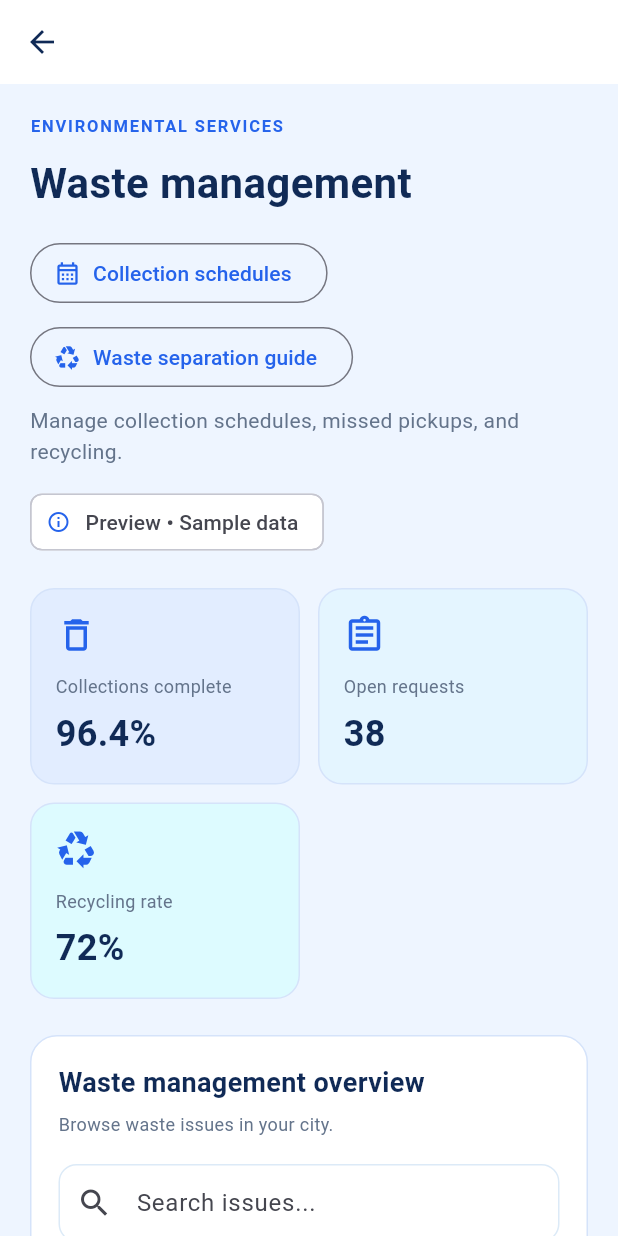
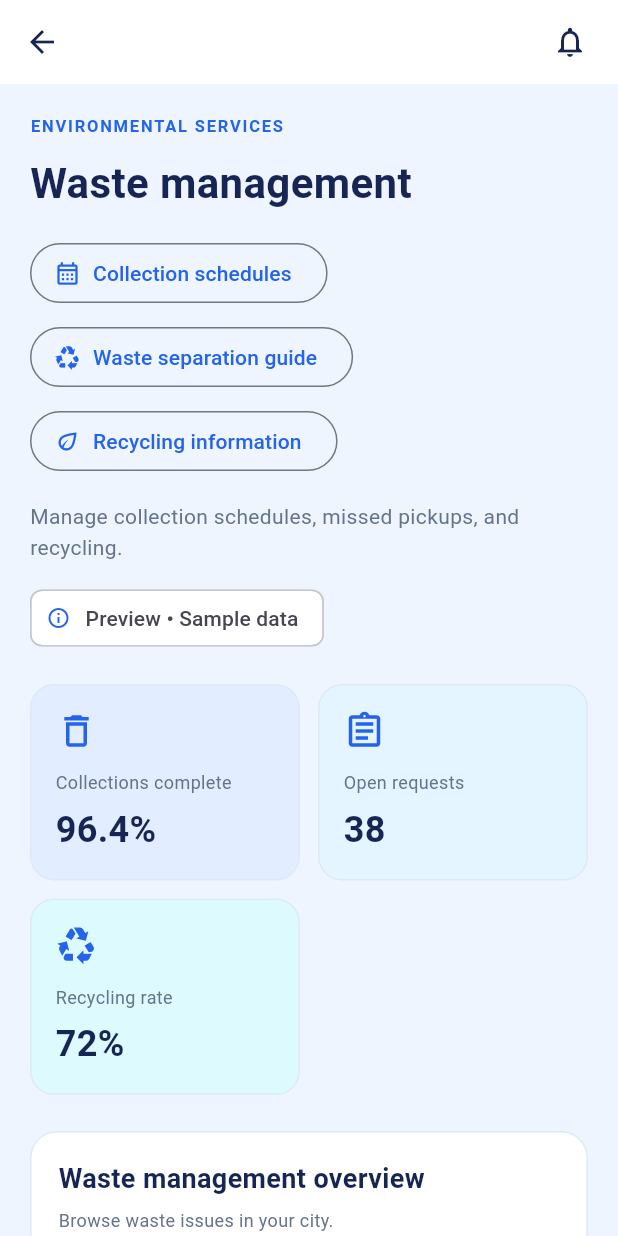
Before and after one commit to Hirunodhya2003/smartcity-ai-platform, a Flutter app: the WasteProblemsScreen screen opened directly, on a phone screen of 412 x 824 dp. Run offline on Flutter 3.47's test engine with Material 3 defaults, Android fonts, the phone set to English and light mode, and no system bars.

Commit message:
feat(waste): apply shared palette and add recycling navigation and notification bell

```diff
--- a/frontend/smart_city_app/lib/features/waste/screens/waste_problems_screen.dart
+++ b/frontend/smart_city_app/lib/features/waste/screens/waste_problems_screen.dart
@@ -1,7 +1,10 @@
+import 'package:smart_city_app/features/notifications/screens/notifications_screen.dart';
 import 'package:flutter/material.dart';
+import 'package:smart_city_app/core/theme/app_colors.dart';
 import 'collection_information_screen.dart';
 import 'waste_problem_details_screen.dart';
 import 'waste_separation_guide_screen.dart';
+import 'recycling_information_screen.dart';
 
 class WasteProblemsScreen extends StatefulWidget {
   const WasteProblemsScreen({super.key});
@@ -11,10 +14,10 @@ class WasteProblemsScreen extends StatefulWidget {
 }
 
 class _WasteProblemsScreenState extends State<WasteProblemsScreen> {
-  static const _blue = Color(0xFF2563EB);
-  static const _navy = Color(0xFF102A56);
-  static const _muted = Color(0xFF64748B);
-  static const _border = Color(0xFFD5E3FA);
+  static const _blue = AppColors.primary;
+  static const _navy = AppColors.text;
+  static const _muted = AppColors.muted;
+  static const _border = AppColors.border;
 
   final _searchController = TextEditingController();
 
@@ -188,6 +191,20 @@ class _WasteProblemsScreenState extends State<WasteProblemsScreen> {
       backgroundColor: const Color(0xFFEEF5FF),
       appBar: AppBar(
         title: const Text('Waste'),
+        actions: [
+          IconButton(
+            tooltip: 'Notifications',
+            icon: const Icon(Icons.notifications_outlined),
+            onPressed: () {
+              Navigator.of(context).push(
+                MaterialPageRoute<void>(
+                  builder: (context) => const NotificationsScreen(),
+                ),
+              );
+            },
+          ),
+          const SizedBox(width: 8),
+        ],
         foregroundColor: _navy,
         backgroundColor: Colors.white,
         surfaceTintColor: Colors.transparent,
@@ -244,6 +261,21 @@ class _WasteProblemsScreenState extends State<WasteProblemsScreen> {
                   icon: const Icon(Icons.recycling),
                   label: const Text('Waste separation guide'),
                 ),
+                const SizedBox(height: 8),
+                OutlinedButton.icon(
+                  onPressed: () {
+                    Navigator.of(context).push(
+                      MaterialPageRoute<void>(
+                        builder: (context) =>
+                            const RecyclingInformationScreen(),
+                      ),
+                    );
+                  },
+                  icon: const Icon(Icons.eco_outlined),
+                  label: const Text('Recycling information'),
+                ),
+                const SizedBox(height: 8),
+
                 const SizedBox(height: 8),
                 const Text(
                   'Manage collection schedules, missed pickups, '
```
